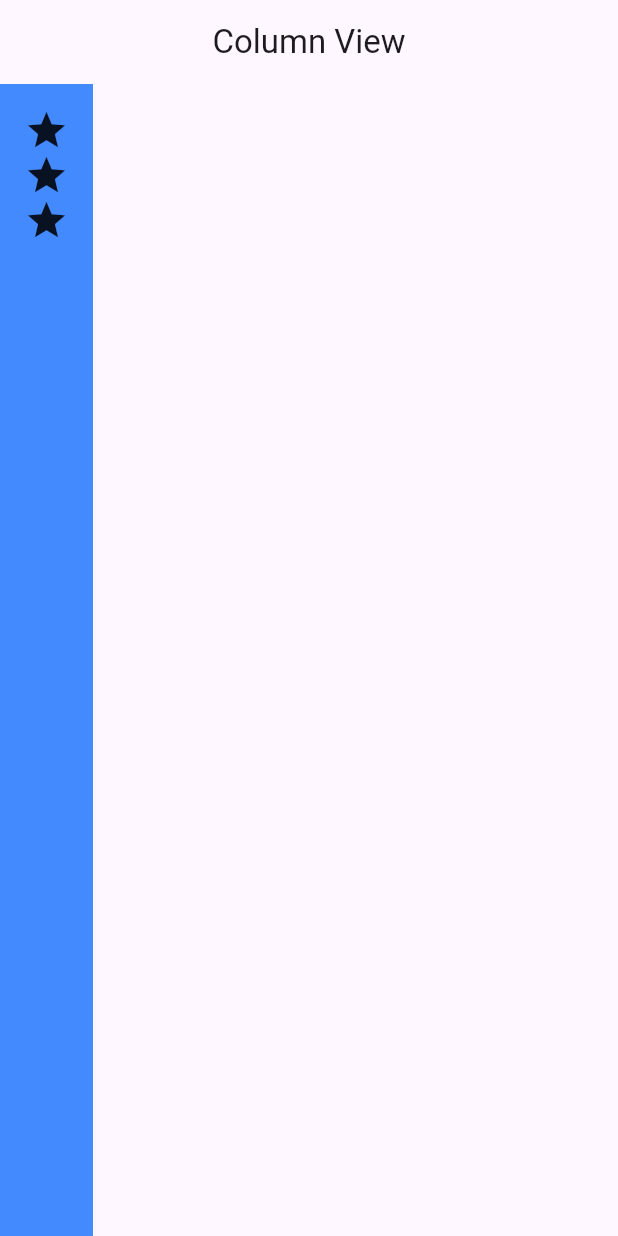
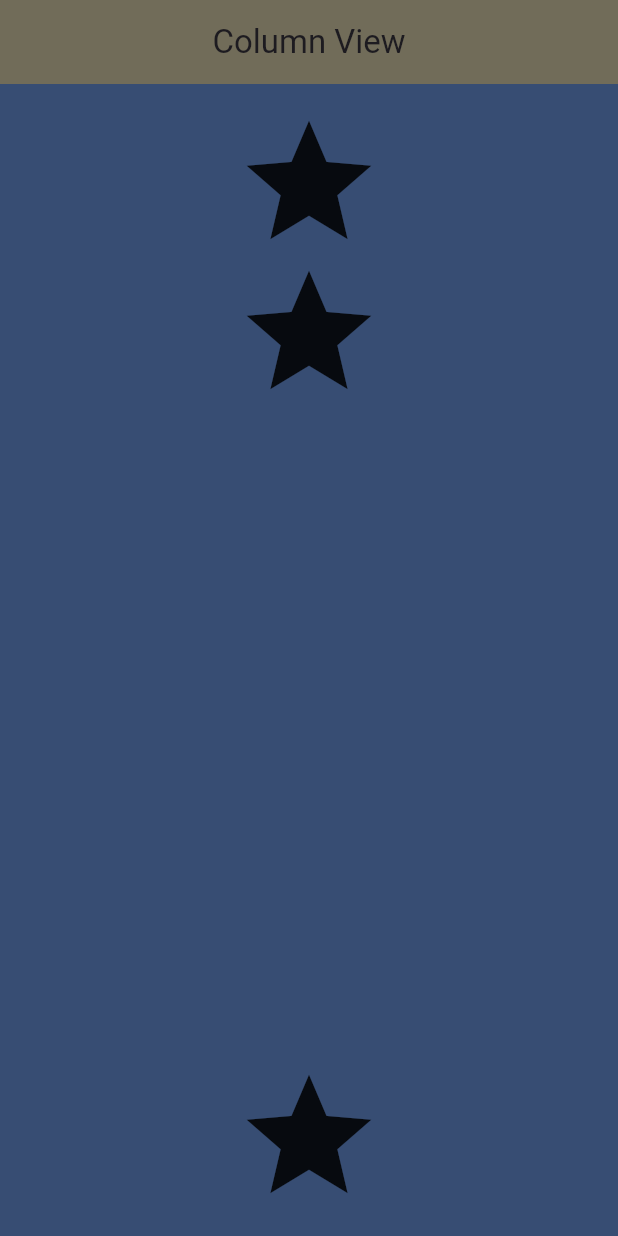
Before and after one commit to Ziroworld/new_project, a Flutter app: the screen it shows after launch, on a phone screen of 412 x 824 dp. Run offline on Flutter 3.47's test engine with Material 3 defaults, Android fonts, the phone set to English and light mode, and no system bars.

Commit message:
finl commit of week 3.

```diff
--- a/lib/view/column_view.dart
+++ b/lib/view/column_view.dart
@@ -8,27 +8,31 @@ class ColumnView extends StatelessWidget {
     return Scaffold(
       appBar: AppBar(
         title: const Text("Column View"),
+        backgroundColor: const Color.fromARGB(255, 113, 108, 89),
         centerTitle: true,
       ),
       body: Container(
-        color: Colors.blueAccent,
+        color: const Color.fromARGB(255, 55, 77, 115),
         padding: const EdgeInsets.all(16.0),
-        child: const Column(
-          mainAxisAlignment: MainAxisAlignment.start,
+        child: const Center(
+          child: Column(
+            mainAxisAlignment: MainAxisAlignment.spaceAround,
             children: [
               Icon(
                 Icons.star,
-              size: 30,
+                size: 100,
               ),
               Icon(
                 Icons.star,
-              size: 30,
+                size: 100,
               ),
+              Spacer(),
               Icon(
                 Icons.star,
-              size: 30,
+                size: 100,
               ),
             ],
+          ),
         ),
       ),
     );
```
Lines whose indentation alone changed are shown as unchanged.
